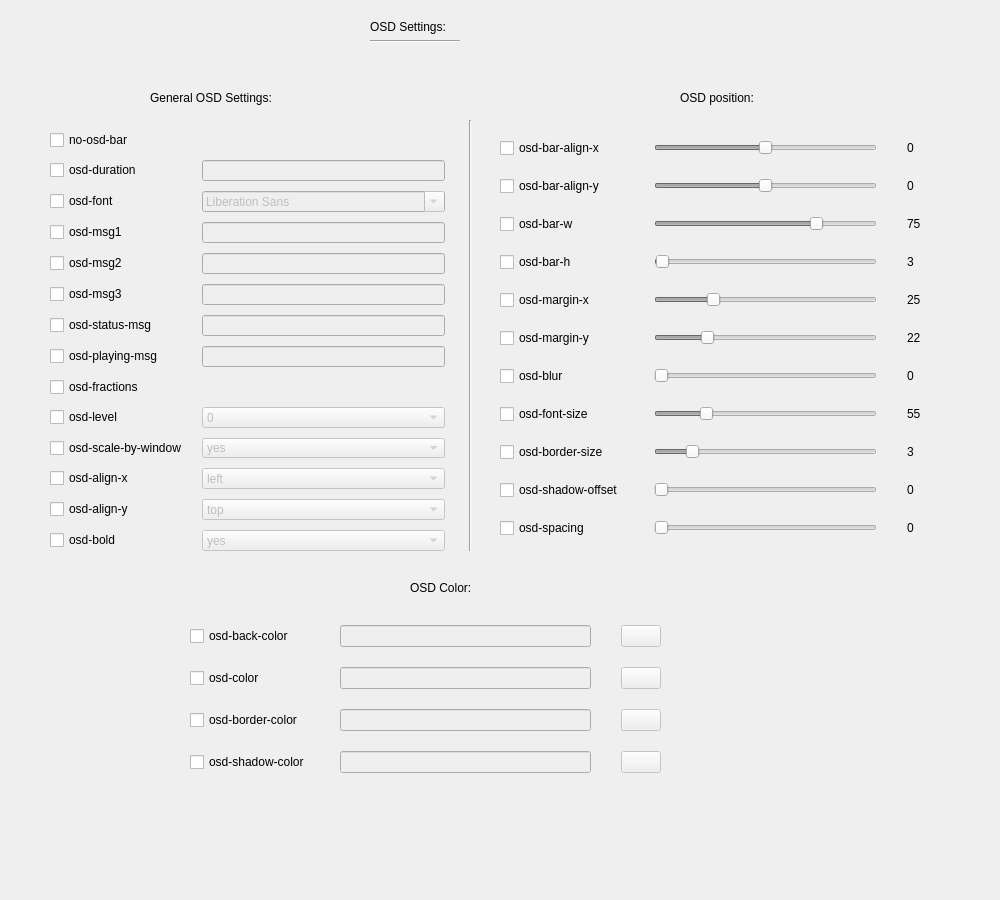
Before: the Qt Designer form src/tabosd.ui in haasnhoff/mpvconfigurator, drawn with Qt 5.
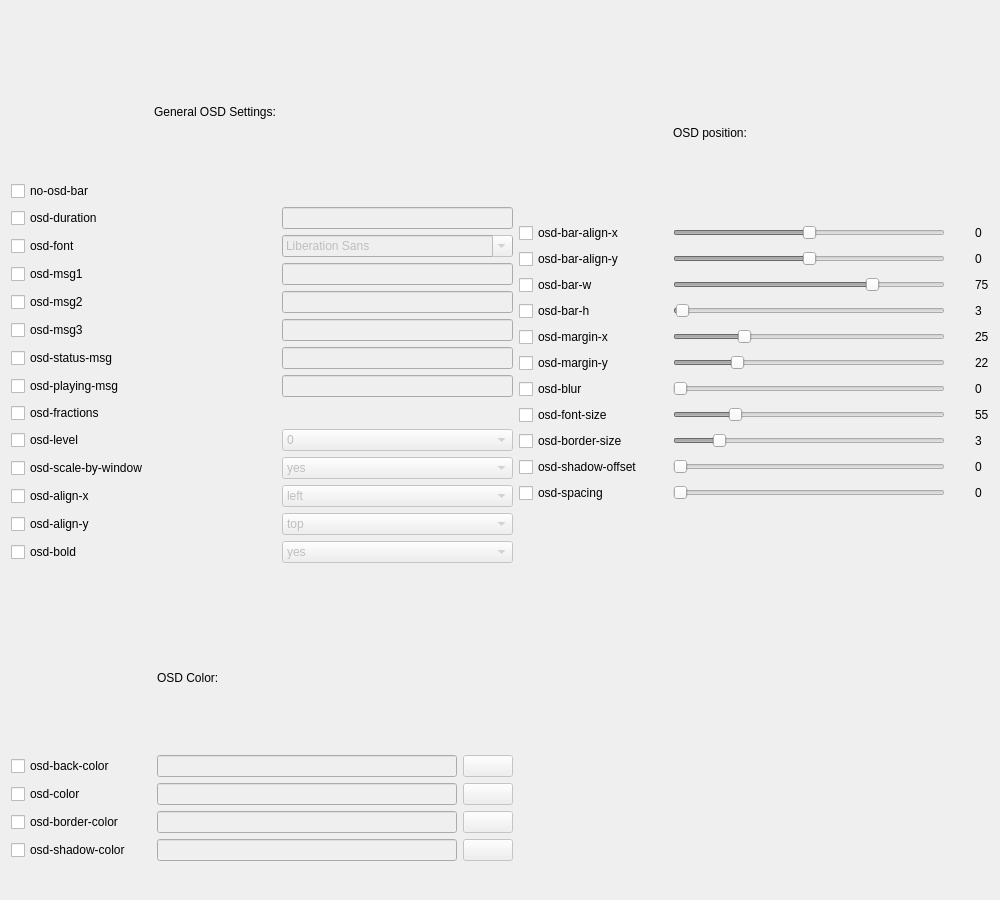
After: the same form once the commit is applied. Icons and pictures are not drawn.

Patch:
```diff
--- a/src/tabosd.ui
+++ b/src/tabosd.ui
@@ -13,323 +13,8 @@
   <property name="windowTitle">
    <string>Form</string>
   </property>
-  <widget class="QWidget" name="formLayoutWidget">
-   <property name="geometry">
-    <rect>
-     <x>370</x>
-     <y>20</y>
-     <width>160</width>
-     <height>51</height>
-    </rect>
-   </property>
-   <layout class="QFormLayout" name="formLayout">
-    <item row="0" column="0">
-     <widget class="QLabel" name="label_osd_settings">
-      <property name="text">
-       <string>OSD Settings:</string>
-      </property>
-     </widget>
-    </item>
-    <item row="1" column="0">
-     <widget class="Line" name="line">
-      <property name="minimumSize">
-       <size>
-        <width>90</width>
-        <height>0</height>
-       </size>
-      </property>
-      <property name="orientation">
-       <enum>Qt::Horizontal</enum>
-      </property>
-     </widget>
-    </item>
-   </layout>
-  </widget>
-  <widget class="QWidget" name="formLayoutWidget_2">
-   <property name="geometry">
-    <rect>
-     <x>50</x>
-     <y>120</y>
-     <width>395</width>
-     <height>431</height>
-    </rect>
-   </property>
-   <layout class="QFormLayout" name="formLayout_2">
-    <property name="labelAlignment">
-     <set>Qt::AlignLeading|Qt::AlignLeft|Qt::AlignVCenter</set>
-    </property>
-    <property name="horizontalSpacing">
-     <number>15</number>
-    </property>
-    <property name="verticalSpacing">
-     <number>10</number>
-    </property>
-    <property name="topMargin">
-     <number>10</number>
-    </property>
-    <item row="0" column="0">
-     <widget class="QCheckBox" name="box_no_osd">
-      <property name="text">
-       <string>no-osd-bar</string>
-      </property>
-     </widget>
-    </item>
-    <item row="1" column="0">
-     <widget class="QCheckBox" name="box_osd_duration">
-      <property name="text">
-       <string>osd-duration</string>
-      </property>
-     </widget>
-    </item>
-    <item row="1" column="1">
-     <widget class="QLineEdit" name="valuebox_osd_duration">
-      <property name="enabled">
-       <bool>false</bool>
-      </property>
-     </widget>
-    </item>
-    <item row="2" column="0">
-     <widget class="QCheckBox" name="box_osd_font">
-      <property name="text">
-       <string>osd-font</string>
-      </property>
-     </widget>
-    </item>
-    <item row="3" column="0">
-     <widget class="QCheckBox" name="box_osd_msg1">
-      <property name="text">
-       <string>osd-msg1</string>
-      </property>
-     </widget>
-    </item>
-    <item row="3" column="1">
-     <widget class="QLineEdit" name="valuebox_osd_msg1">
-      <property name="enabled">
-       <bool>false</bool>
-      </property>
-     </widget>
-    </item>
-    <item row="4" column="0">
-     <widget class="QCheckBox" name="box_osd_msg2">
-      <property name="text">
-       <string>osd-msg2</string>
-      </property>
-     </widget>
-    </item>
-    <item row="4" column="1">
-     <widget class="QLineEdit" name="valuebox_osd_msg2">
-      <property name="enabled">
-       <bool>false</bool>
-      </property>
-     </widget>
-    </item>
-    <item row="5" column="0">
-     <widget class="QCheckBox" name="box_osd_msg3">
-      <property name="text">
-       <string>osd-msg3</string>
-      </property>
-     </widget>
-    </item>
-    <item row="5" column="1">
-     <widget class="QLineEdit" name="valuebox_osd_msg3">
-      <property name="enabled">
-       <bool>false</bool>
-      </property>
-     </widget>
-    </item>
-    <item row="6" column="0">
-     <widget class="QCheckBox" name="box_osd_status_msg">
-      <property name="text">
-       <string>osd-status-msg</string>
-      </property>
-     </widget>
-    </item>
-    <item row="6" column="1">
-     <widget class="QLineEdit" name="valuebox_osd_status_msg">
-      <property name="enabled">
-       <bool>false</bool>
-      </property>
-     </widget>
-    </item>
-    <item row="7" column="0">
-     <widget class="QCheckBox" name="box_osd_playing_msg">
-      <property name="text">
-       <string>osd-playing-msg</string>
-      </property>
-     </widget>
-    </item>
-    <item row="7" column="1">
-     <widget class="QLineEdit" name="valuebox_osd_playing_msg">
-      <property name="enabled">
-       <bool>false</bool>
-      </property>
-     </widget>
-    </item>
-    <item row="8" column="0">
-     <widget class="QCheckBox" name="box_osd_fractions">
-      <property name="text">
-       <string>osd-fractions</string>
-      </property>
-     </widget>
-    </item>
-    <item row="9" column="0">
-     <widget class="QCheckBox" name="box_osd_level">
-      <property name="text">
-       <string>osd-level</string>
-      </property>
-     </widget>
-    </item>
-    <item row="9" column="1">
-     <widget class="QComboBox" name="comboBox_osd_level">
-      <property name="enabled">
-       <bool>false</bool>
-      </property>
-      <item>
-       <property name="text">
-        <string>0</string>
-       </property>
-      </item>
-      <item>
-       <property name="text">
-        <string>1</string>
-       </property>
-      </item>
-      <item>
-       <property name="text">
-        <string>2</string>
-       </property>
-      </item>
-      <item>
-       <property name="text">
-        <string>3</string>
-       </property>
-      </item>
-     </widget>
-    </item>
-    <item row="10" column="0">
-     <widget class="QCheckBox" name="box_osd_scale_by_window">
-      <property name="text">
-       <string>osd-scale-by-window</string>
-      </property>
-     </widget>
-    </item>
-    <item row="10" column="1">
-     <widget class="QComboBox" name="comboBox_osd_scale_by_window">
-      <property name="enabled">
-       <bool>false</bool>
-      </property>
-      <item>
-       <property name="text">
-        <string>yes</string>
-       </property>
-      </item>
-      <item>
-       <property name="text">
-        <string>no</string>
-       </property>
-      </item>
-     </widget>
-    </item>
-    <item row="11" column="0">
-     <widget class="QCheckBox" name="box_osd_align_x">
-      <property name="text">
-       <string>osd-align-x</string>
-      </property>
-     </widget>
-    </item>
-    <item row="11" column="1">
-     <widget class="QComboBox" name="comboBox_osd_align_x">
-      <property name="enabled">
-       <bool>false</bool>
-      </property>
-      <item>
-       <property name="text">
-        <string>left</string>
-       </property>
-      </item>
-      <item>
-       <property name="text">
-        <string>center</string>
-       </property>
-      </item>
-      <item>
-       <property name="text">
-        <string>right</string>
-       </property>
-      </item>
-     </widget>
-    </item>
-    <item row="12" column="0">
-     <widget class="QCheckBox" name="box_osd_align_y">
-      <property name="text">
-       <string>osd-align-y</string>
-      </property>
-     </widget>
-    </item>
-    <item row="12" column="1">
-     <widget class="QComboBox" name="comboBox_osd_align_y">
-      <property name="enabled">
-       <bool>false</bool>
-      </property>
-      <item>
-       <property name="text">
-        <string>top</string>
-       </property>
-      </item>
-      <item>
-       <property name="text">
-        <string>center</string>
-       </property>
-      </item>
-      <item>
-       <property name="text">
-        <string>bottom</string>
-       </property>
-      </item>
-     </widget>
-    </item>
-    <item row="13" column="0">
-     <widget class="QCheckBox" name="box_osd_font_bold">
-      <property name="text">
-       <string>osd-bold</string>
-      </property>
-     </widget>
-    </item>
-    <item row="13" column="1">
-     <widget class="QComboBox" name="comboBox_osd_bold">
-      <property name="enabled">
-       <bool>false</bool>
-      </property>
-      <item>
-       <property name="text">
-        <string>yes</string>
-       </property>
-      </item>
-      <item>
-       <property name="text">
-        <string>no</string>
-       </property>
-      </item>
-     </widget>
-    </item>
-    <item row="2" column="1">
-     <widget class="QFontComboBox" name="fontComboBox">
-      <property name="enabled">
-       <bool>false</bool>
-      </property>
-     </widget>
-    </item>
-   </layout>
-  </widget>
-  <widget class="QWidget" name="gridLayoutWidget">
-   <property name="geometry">
-    <rect>
-     <x>500</x>
-     <y>120</y>
-     <width>421</width>
-     <height>431</height>
-    </rect>
-   </property>
+  <layout class="QGridLayout" name="gridLayout_3">
+   <item row="3" column="1" colspan="4">
    <layout class="QGridLayout" name="gridLayout">
     <property name="sizeConstraint">
      <enum>QLayout::SetDefaultConstraint</enum>
@@ -341,23 +26,109 @@
      <number>30</number>
     </property>
     <property name="verticalSpacing">
-     <number>10</number>
-    </property>
-    <item row="3" column="2">
-     <widget class="QLabel" name="slider_value_osd_bar_w">
+      <number>-1</number>
+     </property>
+     <item row="13" column="2">
+      <widget class="QLabel" name="slider_value_osd_margin_y">
       <property name="text">
-       <string>75</string>
+        <string>22</string>
       </property>
      </widget>
     </item>
-    <item row="5" column="0">
-     <widget class="QCheckBox" name="box_osd_margin_x">
+     <item row="15" column="1">
+      <widget class="QSlider" name="horizontalSlider_osd_font_size">
+       <property name="enabled">
+        <bool>false</bool>
+       </property>
+       <property name="maximum">
+        <number>255</number>
+       </property>
+       <property name="value">
+        <number>55</number>
+       </property>
+       <property name="orientation">
+        <enum>Qt::Horizontal</enum>
+       </property>
+      </widget>
+     </item>
+     <item row="12" column="2">
+      <widget class="QLabel" name="slider_value_osd_margin_x">
       <property name="text">
-       <string>osd-margin-x</string>
+        <string>25</string>
       </property>
      </widget>
     </item>
-    <item row="7" column="1">
+     <item row="12" column="1">
+      <widget class="QSlider" name="horizontalSlider_osd_margin_x">
+       <property name="enabled">
+        <bool>false</bool>
+       </property>
+       <property name="maximum">
+        <number>100</number>
+       </property>
+       <property name="value">
+        <number>25</number>
+       </property>
+       <property name="orientation">
+        <enum>Qt::Horizontal</enum>
+       </property>
+      </widget>
+     </item>
+     <item row="13" column="0">
+      <widget class="QCheckBox" name="box_osd_margin_y">
+       <property name="text">
+        <string>osd-margin-y</string>
+       </property>
+      </widget>
+     </item>
+     <item row="15" column="0">
+      <widget class="QCheckBox" name="box_osd_font_size">
+       <property name="text">
+        <string>osd-font-size</string>
+       </property>
+      </widget>
+     </item>
+     <item row="19" column="1">
+      <spacer name="horizontalSpacer_2">
+       <property name="orientation">
+        <enum>Qt::Horizontal</enum>
+       </property>
+       <property name="sizeHint" stdset="0">
+        <size>
+         <width>40</width>
+         <height>20</height>
+        </size>
+       </property>
+      </spacer>
+     </item>
+     <item row="20" column="1">
+      <spacer name="horizontalSpacer_3">
+       <property name="orientation">
+        <enum>Qt::Horizontal</enum>
+       </property>
+       <property name="sizeHint" stdset="0">
+        <size>
+         <width>40</width>
+         <height>20</height>
+        </size>
+       </property>
+      </spacer>
+     </item>
+     <item row="6" column="1">
+      <widget class="QLabel" name="label_osd_position">
+       <property name="text">
+        <string>OSD position:</string>
+       </property>
+      </widget>
+     </item>
+     <item row="10" column="0">
+      <widget class="QCheckBox" name="box_osd_bar_w">
+       <property name="text">
+        <string>osd-bar-w</string>
+       </property>
+      </widget>
+     </item>
+     <item row="14" column="1">
      <widget class="QSlider" name="horizontalSlider_osd_blur">
       <property name="enabled">
        <bool>false</bool>
@@ -376,42 +147,7 @@
       </property>
      </widget>
     </item>
-    <item row="3" column="1">
-     <widget class="QSlider" name="horizontalSlider_osd_bar_w">
-      <property name="enabled">
-       <bool>false</bool>
-      </property>
-      <property name="minimum">
-       <number>1</number>
-      </property>
-      <property name="maximum">
-       <number>100</number>
-      </property>
-      <property name="value">
-       <number>75</number>
-      </property>
-      <property name="orientation">
-       <enum>Qt::Horizontal</enum>
-      </property>
-     </widget>
-    </item>
-    <item row="6" column="1">
-     <widget class="QSlider" name="horizontalSlider_osd_margin_y">
-      <property name="enabled">
-       <bool>false</bool>
-      </property>
-      <property name="maximum">
-       <number>100</number>
-      </property>
-      <property name="value">
-       <number>22</number>
-      </property>
-      <property name="orientation">
-       <enum>Qt::Horizontal</enum>
-      </property>
-     </widget>
-    </item>
-    <item row="9" column="1">
+     <item row="16" column="1">
      <widget class="QSlider" name="horizontalSlider_osd_border_size">
       <property name="enabled">
        <bool>false</bool>
@@ -427,28 +163,28 @@
       </property>
      </widget>
     </item>
-    <item row="9" column="0">
+     <item row="10" column="2">
+      <widget class="QLabel" name="slider_value_osd_bar_w">
+       <property name="text">
+        <string>75</string>
+       </property>
+      </widget>
+     </item>
+     <item row="12" column="0">
+      <widget class="QCheckBox" name="box_osd_margin_x">
+       <property name="text">
+        <string>osd-margin-x</string>
+       </property>
+      </widget>
+     </item>
+     <item row="16" column="0">
      <widget class="QCheckBox" name="box_osd_border_size">
       <property name="text">
        <string>osd-border-size</string>
       </property>
      </widget>
     </item>
-    <item row="4" column="2">
-     <widget class="QLabel" name="slider_value_osd_bar_h">
-      <property name="text">
-       <string>3</string>
-      </property>
-     </widget>
-    </item>
-    <item row="0" column="2">
-     <widget class="QLabel" name="slider_value_osd_align_x">
-      <property name="text">
-       <string>0</string>
-      </property>
-     </widget>
-    </item>
-    <item row="2" column="1">
+     <item row="9" column="1">
      <widget class="QSlider" name="horizontalSlider_osd_bar_align_y">
       <property name="enabled">
        <bool>false</bool>
@@ -467,7 +203,7 @@
       </property>
      </widget>
     </item>
-    <item row="0" column="1">
+     <item row="7" column="1">
      <widget class="QSlider" name="horizontalSlider_osd_bar_align_x">
       <property name="enabled">
        <bool>false</bool>
@@ -489,156 +225,145 @@
       </property>
      </widget>
     </item>
-    <item row="3" column="0">
-     <widget class="QCheckBox" name="box_osd_bar_w">
-      <property name="text">
-       <string>osd-bar-w</string>
+     <item row="11" column="1">
+      <widget class="QSlider" name="horizontalSlider_osd_bar_h">
+       <property name="enabled">
+        <bool>false</bool>
+       </property>
+       <property name="minimum">
+        <number>0</number>
+       </property>
+       <property name="maximum">
+        <number>500</number>
+       </property>
+       <property name="value">
+        <number>3</number>
+       </property>
+       <property name="orientation">
+        <enum>Qt::Horizontal</enum>
       </property>
      </widget>
     </item>
-    <item row="2" column="2">
-     <widget class="QLabel" name="slider_value_osd_align_y">
+     <item row="7" column="2">
+      <widget class="QLabel" name="slider_value_osd_align_x">
       <property name="text">
        <string>0</string>
       </property>
      </widget>
     </item>
-    <item row="0" column="0">
+     <item row="7" column="0">
      <widget class="QCheckBox" name="box_osd_bar_align_x">
       <property name="text">
        <string>osd-bar-align-x</string>
       </property>
      </widget>
     </item>
-    <item row="2" column="0">
+     <item row="10" column="1">
+      <widget class="QSlider" name="horizontalSlider_osd_bar_w">
+       <property name="enabled">
+        <bool>false</bool>
+       </property>
+       <property name="minimum">
+        <number>1</number>
+       </property>
+       <property name="maximum">
+        <number>100</number>
+       </property>
+       <property name="value">
+        <number>75</number>
+       </property>
+       <property name="orientation">
+        <enum>Qt::Horizontal</enum>
+       </property>
+      </widget>
+     </item>
+     <item row="11" column="2">
+      <widget class="QLabel" name="slider_value_osd_bar_h">
+       <property name="text">
+        <string>3</string>
+       </property>
+      </widget>
+     </item>
+     <item row="9" column="0">
      <widget class="QCheckBox" name="box_osd_bar_align_y">
       <property name="text">
        <string>osd-bar-align-y</string>
       </property>
      </widget>
     </item>
-    <item row="4" column="0">
-     <widget class="QCheckBox" name="box_osd_bar_h">
-      <property name="text">
-       <string>osd-bar-h</string>
-      </property>
-     </widget>
-    </item>
-    <item row="4" column="1">
-     <widget class="QSlider" name="horizontalSlider_osd_bar_h">
+     <item row="13" column="1">
+      <widget class="QSlider" name="horizontalSlider_osd_margin_y">
       <property name="enabled">
        <bool>false</bool>
       </property>
-      <property name="minimum">
-       <number>0</number>
-      </property>
       <property name="maximum">
-       <number>500</number>
+        <number>100</number>
       </property>
       <property name="value">
-       <number>3</number>
+        <number>22</number>
       </property>
       <property name="orientation">
        <enum>Qt::Horizontal</enum>
       </property>
      </widget>
     </item>
-    <item row="8" column="2">
+     <item row="15" column="2">
      <widget class="QLabel" name="slider_value_osd_font_size">
       <property name="text">
        <string>55</string>
       </property>
      </widget>
     </item>
-    <item row="8" column="1">
-     <widget class="QSlider" name="horizontalSlider_osd_font_size">
-      <property name="enabled">
-       <bool>false</bool>
-      </property>
-      <property name="maximum">
-       <number>255</number>
-      </property>
-      <property name="value">
-       <number>55</number>
-      </property>
-      <property name="orientation">
-       <enum>Qt::Horizontal</enum>
-      </property>
-     </widget>
-    </item>
-    <item row="8" column="0">
-     <widget class="QCheckBox" name="box_osd_font_size">
+     <item row="11" column="0">
+      <widget class="QCheckBox" name="box_osd_bar_h">
       <property name="text">
-       <string>osd-font-size</string>
-      </property>
-     </widget>
-    </item>
-    <item row="6" column="0">
-     <widget class="QCheckBox" name="box_osd_margin_y">
-      <property name="text">
-       <string>osd-margin-y</string>
-      </property>
-     </widget>
-    </item>
-    <item row="5" column="1">
-     <widget class="QSlider" name="horizontalSlider_osd_margin_x">
-      <property name="enabled">
-       <bool>false</bool>
-      </property>
-      <property name="maximum">
-       <number>100</number>
-      </property>
-      <property name="value">
-       <number>25</number>
-      </property>
-      <property name="orientation">
-       <enum>Qt::Horizontal</enum>
-      </property>
-     </widget>
-    </item>
-    <item row="5" column="2">
-     <widget class="QLabel" name="slider_value_osd_margin_x">
-      <property name="text">
-       <string>25</string>
-      </property>
-     </widget>
-    </item>
-    <item row="6" column="2">
-     <widget class="QLabel" name="slider_value_osd_margin_y">
-      <property name="text">
-       <string>22</string>
+        <string>osd-bar-h</string>
       </property>
      </widget>
     </item>
     <item row="9" column="2">
+      <widget class="QLabel" name="slider_value_osd_align_y">
+       <property name="text">
+        <string>0</string>
+       </property>
+      </widget>
+     </item>
+     <item row="16" column="2">
      <widget class="QLabel" name="slider_value_osd_border_size">
       <property name="text">
        <string>3</string>
       </property>
      </widget>
     </item>
-    <item row="7" column="0">
-     <widget class="QCheckBox" name="box_osd_blur">
-      <property name="text">
-       <string>osd-blur</string>
-      </property>
-     </widget>
-    </item>
-    <item row="7" column="2">
-     <widget class="QLabel" name="slider_value_osd_blur">
+     <item row="17" column="2">
+      <widget class="QLabel" name="slider_value_osd_shadow_offset">
       <property name="text">
        <string>0</string>
       </property>
      </widget>
     </item>
-    <item row="10" column="0">
+     <item row="17" column="0">
      <widget class="QCheckBox" name="box_osd_shadow_offset">
       <property name="text">
        <string>osd-shadow-offset</string>
       </property>
      </widget>
     </item>
-    <item row="10" column="1">
+     <item row="14" column="2">
+      <widget class="QLabel" name="slider_value_osd_blur">
+       <property name="text">
+        <string>0</string>
+       </property>
+      </widget>
+     </item>
+     <item row="14" column="0">
+      <widget class="QCheckBox" name="box_osd_blur">
+       <property name="text">
+        <string>osd-blur</string>
+       </property>
+      </widget>
+     </item>
+     <item row="17" column="1">
      <widget class="QSlider" name="horizontalSlider_osd_shadow_offset">
       <property name="enabled">
        <bool>false</bool>
@@ -654,21 +379,14 @@
       </property>
      </widget>
     </item>
-    <item row="10" column="2">
-     <widget class="QLabel" name="slider_value_osd_shadow_offset">
-      <property name="text">
-       <string>0</string>
-      </property>
-     </widget>
-    </item>
-    <item row="11" column="0">
+     <item row="18" column="0">
      <widget class="QCheckBox" name="box_osd_spacing">
       <property name="text">
        <string>osd-spacing</string>
       </property>
      </widget>
     </item>
-    <item row="11" column="1">
+     <item row="18" column="1">
      <widget class="QSlider" name="horizontalSlider_osd_spacing">
       <property name="enabled">
        <bool>false</bool>
@@ -684,86 +402,335 @@
       </property>
      </widget>
     </item>
-    <item row="11" column="2">
+     <item row="18" column="2">
      <widget class="QLabel" name="slider_value_osd_spacing">
       <property name="text">
        <string>0</string>
       </property>
      </widget>
     </item>
-   </layout>
-  </widget>
-  <widget class="QLabel" name="label_osd_position">
-   <property name="geometry">
-    <rect>
-     <x>680</x>
-     <y>90</y>
-     <width>109</width>
-     <height>16</height>
-    </rect>
-   </property>
+     <item row="21" column="1">
+      <spacer name="horizontalSpacer_4">
+       <property name="orientation">
+        <enum>Qt::Horizontal</enum>
+       </property>
+       <property name="sizeHint" stdset="0">
+        <size>
+         <width>40</width>
+         <height>20</height>
+        </size>
+       </property>
+      </spacer>
+     </item>
+    </layout>
+   </item>
+   <item row="3" column="0">
+    <layout class="QGridLayout" name="gridLayout_4">
+     <property name="topMargin">
+      <number>10</number>
+     </property>
+     <property name="spacing">
+      <number>-1</number>
+     </property>
+     <item row="11" column="0">
+      <widget class="QCheckBox" name="box_osd_scale_by_window">
+       <property name="text">
+        <string>osd-scale-by-window</string>
+       </property>
+      </widget>
+     </item>
+     <item row="2" column="0">
+      <widget class="QCheckBox" name="box_osd_duration">
+       <property name="text">
+        <string>osd-duration</string>
+       </property>
+      </widget>
+     </item>
+     <item row="8" column="0">
+      <widget class="QCheckBox" name="box_osd_playing_msg">
    <property name="text">
-    <string>OSD position:</string>
-   </property>
-  </widget>
+        <string>osd-playing-msg</string>
+       </property>
+      </widget>
+     </item>
+     <item row="4" column="0">
+      <widget class="QCheckBox" name="box_osd_msg1">
+       <property name="text">
+        <string>osd-msg1</string>
+       </property>
+      </widget>
+     </item>
+     <item row="1" column="0">
+      <widget class="QCheckBox" name="box_no_osd">
+       <property name="text">
+        <string>no-osd-bar</string>
+       </property>
+      </widget>
+     </item>
+     <item row="14" column="0">
+      <widget class="QCheckBox" name="box_osd_font_bold">
+       <property name="text">
+        <string>osd-bold</string>
+       </property>
+      </widget>
+     </item>
+     <item row="5" column="0">
+      <widget class="QCheckBox" name="box_osd_msg2">
+       <property name="text">
+        <string>osd-msg2</string>
+       </property>
+      </widget>
+     </item>
+     <item row="11" column="2">
+      <widget class="QComboBox" name="comboBox_osd_scale_by_window">
+       <property name="enabled">
+        <bool>false</bool>
+       </property>
+       <item>
+        <property name="text">
+         <string>yes</string>
+        </property>
+       </item>
+       <item>
+        <property name="text">
+         <string>no</string>
+        </property>
+       </item>
+      </widget>
+     </item>
+     <item row="6" column="2">
+      <widget class="QLineEdit" name="valuebox_osd_msg3">
+       <property name="enabled">
+        <bool>false</bool>
+       </property>
+      </widget>
+     </item>
+     <item row="12" column="2">
+      <widget class="QComboBox" name="comboBox_osd_align_x">
+       <property name="enabled">
+        <bool>false</bool>
+       </property>
+       <item>
+        <property name="text">
+         <string>left</string>
+        </property>
+       </item>
+       <item>
+        <property name="text">
+         <string>center</string>
+        </property>
+       </item>
+       <item>
+        <property name="text">
+         <string>right</string>
+        </property>
+       </item>
+      </widget>
+     </item>
+     <item row="14" column="2">
+      <widget class="QComboBox" name="comboBox_osd_bold">
+       <property name="enabled">
+        <bool>false</bool>
+       </property>
+       <item>
+        <property name="text">
+         <string>yes</string>
+        </property>
+       </item>
+       <item>
+        <property name="text">
+         <string>no</string>
+        </property>
+       </item>
+      </widget>
+     </item>
+     <item row="7" column="2">
+      <widget class="QLineEdit" name="valuebox_osd_status_msg">
+       <property name="enabled">
+        <bool>false</bool>
+       </property>
+      </widget>
+     </item>
+     <item row="13" column="2">
+      <widget class="QComboBox" name="comboBox_osd_align_y">
+       <property name="enabled">
+        <bool>false</bool>
+       </property>
+       <item>
+        <property name="text">
+         <string>top</string>
+        </property>
+       </item>
+       <item>
+        <property name="text">
+         <string>center</string>
+        </property>
+       </item>
+       <item>
+        <property name="text">
+         <string>bottom</string>
+        </property>
+       </item>
+      </widget>
+     </item>
+     <item row="8" column="2">
+      <widget class="QLineEdit" name="valuebox_osd_playing_msg">
+       <property name="enabled">
+        <bool>false</bool>
+       </property>
+      </widget>
+     </item>
+     <item row="10" column="2">
+      <widget class="QComboBox" name="comboBox_osd_level">
+       <property name="enabled">
+        <bool>false</bool>
+       </property>
+       <item>
+        <property name="text">
+         <string>0</string>
+        </property>
+       </item>
+       <item>
+        <property name="text">
+         <string>1</string>
+        </property>
+       </item>
+       <item>
+        <property name="text">
+         <string>2</string>
+        </property>
+       </item>
+       <item>
+        <property name="text">
+         <string>3</string>
+        </property>
+       </item>
+      </widget>
+     </item>
+     <item row="13" column="0">
+      <widget class="QCheckBox" name="box_osd_align_y">
+       <property name="text">
+        <string>osd-align-y</string>
+       </property>
+      </widget>
+     </item>
+     <item row="10" column="0">
+      <widget class="QCheckBox" name="box_osd_level">
+       <property name="text">
+        <string>osd-level</string>
+       </property>
+      </widget>
+     </item>
+     <item row="7" column="0">
+      <widget class="QCheckBox" name="box_osd_status_msg">
+       <property name="text">
+        <string>osd-status-msg</string>
+       </property>
+      </widget>
+     </item>
+     <item row="3" column="0">
+      <widget class="QCheckBox" name="box_osd_font">
+       <property name="text">
+        <string>osd-font</string>
+       </property>
+      </widget>
+     </item>
+     <item row="6" column="0">
+      <widget class="QCheckBox" name="box_osd_msg3">
+       <property name="text">
+        <string>osd-msg3</string>
+       </property>
+      </widget>
+     </item>
+     <item row="2" column="2">
+      <widget class="QLineEdit" name="valuebox_osd_duration">
+       <property name="enabled">
+        <bool>false</bool>
+       </property>
+      </widget>
+     </item>
+     <item row="3" column="2">
+      <widget class="QFontComboBox" name="fontComboBox">
+       <property name="enabled">
+        <bool>false</bool>
+       </property>
+      </widget>
+     </item>
+     <item row="4" column="2">
+      <widget class="QLineEdit" name="valuebox_osd_msg1">
+       <property name="enabled">
+        <bool>false</bool>
+       </property>
+      </widget>
+     </item>
+     <item row="12" column="0">
+      <widget class="QCheckBox" name="box_osd_align_x">
+       <property name="text">
+        <string>osd-align-x</string>
+       </property>
+      </widget>
+     </item>
+     <item row="9" column="0">
+      <widget class="QCheckBox" name="box_osd_fractions">
+       <property name="text">
+        <string>osd-fractions</string>
+       </property>
+      </widget>
+     </item>
+     <item row="5" column="2">
+      <widget class="QLineEdit" name="valuebox_osd_msg2">
+       <property name="enabled">
+        <bool>false</bool>
+       </property>
+      </widget>
+     </item>
+     <item row="0" column="1">
   <widget class="QLabel" name="label_osd_general">
-   <property name="geometry">
-    <rect>
-     <x>150</x>
-     <y>90</y>
-     <width>151</width>
-     <height>16</height>
-    </rect>
+       <property name="maximumSize">
+        <size>
+         <width>16777215</width>
+         <height>150</height>
+        </size>
    </property>
    <property name="text">
     <string>General OSD Settings:</string>
    </property>
   </widget>
-  <widget class="QWidget" name="gridLayoutWidget_2">
-   <property name="geometry">
-    <rect>
-     <x>190</x>
-     <y>610</y>
-     <width>471</width>
-     <height>171</height>
-    </rect>
-   </property>
-   <layout class="QGridLayout" name="gridLayout_2">
+     </item>
+    </layout>
+   </item>
+   <item row="5" column="0">
+    <layout class="QGridLayout" name="gridLayout_2" rowstretch="0,0,0,0,0,0">
     <property name="topMargin">
      <number>10</number>
     </property>
-    <property name="horizontalSpacing">
-     <number>30</number>
-    </property>
-    <property name="verticalSpacing">
-     <number>15</number>
-    </property>
-    <item row="2" column="0">
+     <property name="spacing">
+      <number>-1</number>
+     </property>
+     <item row="4" column="0">
      <widget class="QCheckBox" name="box_osd_border_color">
+       <property name="maximumSize">
+        <size>
+         <width>150</width>
+         <height>16777215</height>
+        </size>
+       </property>
       <property name="text">
        <string>osd-border-color</string>
       </property>
      </widget>
     </item>
-    <item row="2" column="2">
+     <item row="4" column="2">
      <widget class="QPushButton" name="button_pick_osd_border_color">
       <property name="enabled">
        <bool>false</bool>
       </property>
-      <property name="text">
-       <string/>
-      </property>
-      <property name="icon">
-       <iconset>
-        <normaloff>://images/colorpicker.png</normaloff>://images/colorpicker.png</iconset>
-      </property>
-     </widget>
-    </item>
-    <item row="0" column="2">
-     <widget class="QPushButton" name="button_pick_osd_back_color">
-      <property name="enabled">
-       <bool>false</bool>
-      </property>
+       <property name="maximumSize">
+        <size>
+         <width>50</width>
+         <height>50</height>
+        </size>
+       </property>
       <property name="text">
        <string/>
       </property>
@@ -773,25 +740,63 @@
       </property>
      </widget>
     </item>
-    <item row="1" column="0">
+     <item row="3" column="0">
      <widget class="QCheckBox" name="box_osd_color">
+       <property name="maximumSize">
+        <size>
+         <width>150</width>
+         <height>16777215</height>
+        </size>
+       </property>
       <property name="text">
        <string>osd-color</string>
       </property>
      </widget>
     </item>
-    <item row="1" column="1">
+     <item row="2" column="2">
+      <widget class="QPushButton" name="button_pick_osd_back_color">
+       <property name="enabled">
+        <bool>false</bool>
+       </property>
+       <property name="maximumSize">
+        <size>
+         <width>50</width>
+         <height>50</height>
+        </size>
+       </property>
+       <property name="text">
+        <string/>
+       </property>
+       <property name="icon">
+        <iconset>
+         <normaloff>://images/colorpicker.png</normaloff>://images/colorpicker.png</iconset>
+       </property>
+      </widget>
+     </item>
+     <item row="3" column="1">
      <widget class="QLineEdit" name="value_osd_color">
       <property name="enabled">
        <bool>false</bool>
       </property>
-     </widget>
-    </item>
-    <item row="1" column="2">
+       <property name="maximumSize">
+        <size>
+         <width>300</width>
+         <height>16777215</height>
+        </size>
+       </property>
+      </widget>
+     </item>
+     <item row="3" column="2">
      <widget class="QPushButton" name="button_pick_osd_color">
       <property name="enabled">
        <bool>false</bool>
       </property>
+       <property name="maximumSize">
+        <size>
+         <width>50</width>
+         <height>50</height>
+        </size>
+       </property>
       <property name="text">
        <string/>
       </property>
@@ -801,46 +806,82 @@
       </property>
      </widget>
     </item>
-    <item row="0" column="0">
+     <item row="2" column="0">
      <widget class="QCheckBox" name="box_osd_back_color">
+       <property name="maximumSize">
+        <size>
+         <width>150</width>
+         <height>16777215</height>
+        </size>
+       </property>
       <property name="text">
        <string>osd-back-color</string>
       </property>
      </widget>
     </item>
-    <item row="2" column="1">
+     <item row="4" column="1">
      <widget class="QLineEdit" name="value_osd_border_color">
       <property name="enabled">
        <bool>false</bool>
       </property>
-     </widget>
-    </item>
-    <item row="0" column="1">
+       <property name="maximumSize">
+        <size>
+         <width>300</width>
+         <height>16777215</height>
+        </size>
+       </property>
+      </widget>
+     </item>
+     <item row="2" column="1">
      <widget class="QLineEdit" name="value_osd_back_color">
       <property name="enabled">
        <bool>false</bool>
       </property>
-     </widget>
-    </item>
-    <item row="3" column="0">
+       <property name="maximumSize">
+        <size>
+         <width>300</width>
+         <height>16777215</height>
+        </size>
+       </property>
+      </widget>
+     </item>
+     <item row="5" column="0">
      <widget class="QCheckBox" name="box_osd_shadow_color">
+       <property name="maximumSize">
+        <size>
+         <width>150</width>
+         <height>16777215</height>
+        </size>
+       </property>
       <property name="text">
        <string>osd-shadow-color</string>
       </property>
      </widget>
     </item>
-    <item row="3" column="1">
+     <item row="5" column="1">
      <widget class="QLineEdit" name="value_osd_shadow_color">
       <property name="enabled">
        <bool>false</bool>
       </property>
-     </widget>
-    </item>
-    <item row="3" column="2">
+       <property name="maximumSize">
+        <size>
+         <width>300</width>
+         <height>16777215</height>
+        </size>
+       </property>
+      </widget>
+     </item>
+     <item row="5" column="2">
      <widget class="QPushButton" name="button_pick_osd_shadow_color">
       <property name="enabled">
        <bool>false</bool>
       </property>
+       <property name="maximumSize">
+        <size>
+         <width>50</width>
+         <height>50</height>
+        </size>
+       </property>
       <property name="text">
        <string/>
       </property>
@@ -850,34 +891,35 @@
       </property>
      </widget>
     </item>
-   </layout>
-  </widget>
+     <item row="1" column="1">
   <widget class="QLabel" name="label_osd_coloring">
-   <property name="geometry">
-    <rect>
-     <x>410</x>
-     <y>580</y>
-     <width>91</width>
-     <height>16</height>
-    </rect>
+       <property name="maximumSize">
+        <size>
+         <width>16777215</width>
+         <height>150</height>
+        </size>
    </property>
    <property name="text">
     <string>OSD Color:</string>
    </property>
   </widget>
-  <widget class="Line" name="line_2">
-   <property name="geometry">
-    <rect>
-     <x>460</x>
-     <y>120</y>
-     <width>20</width>
-     <height>431</height>
-    </rect>
-   </property>
+     </item>
+    </layout>
+   </item>
+   <item row="5" column="1">
+    <spacer name="horizontalSpacer">
    <property name="orientation">
-    <enum>Qt::Vertical</enum>
-   </property>
-  </widget>
+      <enum>Qt::Horizontal</enum>
+     </property>
+     <property name="sizeHint" stdset="0">
+      <size>
+       <width>40</width>
+       <height>20</height>
+      </size>
+     </property>
+    </spacer>
+   </item>
+  </layout>
  </widget>
  <resources/>
  <connections>
```
Lines whose indentation alone changed are shown as unchanged.
